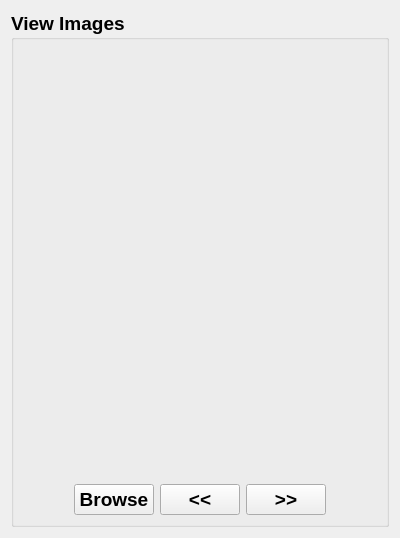
The window that forms/displayimageswidget.ui (Boazrciasn/RDFramework) describes before a commit, drawn with Qt 5.
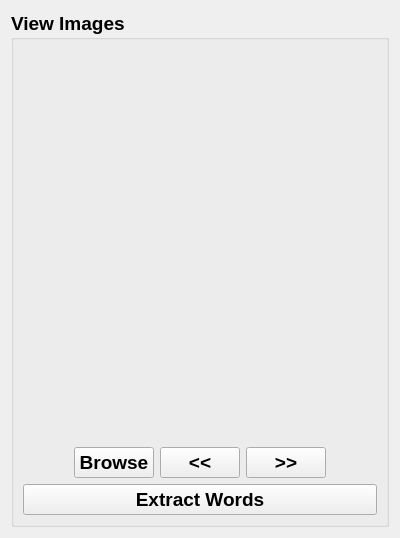
The same window after the commit.

```diff
--- a/forms/displayimageswidget.ui
+++ b/forms/displayimageswidget.ui
@@ -27,7 +27,7 @@
      <property name="title">
       <string>View Images</string>
      </property>
-     <layout class="QVBoxLayout" name="verticalLayout_2" stretch="10,0">
+     <layout class="QVBoxLayout" name="verticalLayout_2" stretch="10,0,0">
       <item>
        <widget class="QLabel" name="label">
         <property name="autoFillBackground">
@@ -89,6 +89,13 @@
         </item>
        </layout>
       </item>
+      <item>
+       <widget class="QPushButton" name="pushButton">
+        <property name="text">
+         <string>Extract Words</string>
+        </property>
+       </widget>
+      </item>
      </layout>
     </widget>
    </item>
```
